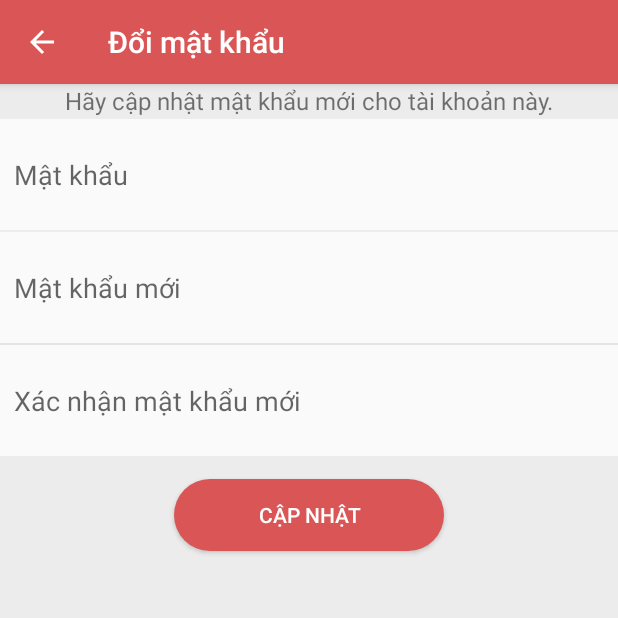
After one commit to VuBaCong/NewCuaHang, an Android app: the DoiMatKhauActivity screen opened directly, with no data from a screen before it, on a phone screen of 412 x 824 dp, the top half of it. The commit adds this screen. Run offline under Robolectric (Android 15) with nearby library versions, the phone set to English and light mode, and no system bars.

Commit message:
password
UpdatePassword

```diff
--- /dev/null
+++ b/app/src/main/java/com/example/cuahangonline/activity/DoiMatKhauActivity.java
@@ -0,0 +1,103 @@
+package com.example.cuahangonline.activity;
+
+import androidx.appcompat.app.AppCompatActivity;
+import androidx.appcompat.widget.Toolbar;
+
+import android.content.Context;
+import android.os.Bundle;
+import android.view.View;
+import android.widget.Button;
+import android.widget.EditText;
+import android.widget.Toast;
+
+import com.example.cuahangonline.R;
+import com.example.cuahangonline.model.KhachHang;
+import com.example.cuahangonline.model.QuangCao;
+import com.example.cuahangonline.utils.data.PrefConfig;
+
+import java.util.ArrayList;
+
+import retrofit2.Call;
+import retrofit2.Callback;
+import retrofit2.Response;
+
+public class DoiMatKhauActivity extends AppCompatActivity {
+    private Toolbar tbDoiMK;
+    private EditText edtPassWord, edtNewPassWord, edtCom;
+    private Button btnDoiMK;
+    private ArrayList<KhachHang> mangkhachhang;
+
+    @Override
+    protected void onCreate(Bundle savedInstanceState) {
+        super.onCreate(savedInstanceState);
+        setContentView(R.layout.activity_doimatkhau);
+        Actiontoolbar();
+        AnhXa();
+    }
+
+
+    private void DoiMatKhau() {
+        mangkhachhang = new ArrayList<>();
+        Call<KhachHang> call = LoginActivity.apiInterface.updatepassword(LoginActivity.prefConfig.readUserName(),
+                edtPassWord.getText().toString(), edtNewPassWord.getText().toString());
+        call.enqueue(new Callback<KhachHang>() {
+            @Override
+            public void onResponse(Call<KhachHang> call, Response<KhachHang> response) {
+                if (response == null) {
+                    return;
+                }
+                String res = response.body().getResponse();
+                if (res.equals("ok")) {
+                    Toast.makeText(getApplicationContext(), "Đổi mật khẩu thành công", Toast.LENGTH_SHORT).show();
+                } else if (res.equals("failed")) {
+                    Toast.makeText(getApplicationContext(), "Sai mật khẩu", Toast.LENGTH_SHORT).show();
+                } else
+                    Toast.makeText(getApplicationContext(), "Có lỗi xảy ra, xin vui lòng thử lại", Toast.LENGTH_SHORT).show();
+            }
+
+            @Override
+            public void onFailure(Call<KhachHang> call, Throwable t) {
+                Toast.makeText(getApplicationContext(), "Có lỗi xảy ra, xin vui lòng thử lại", Toast.LENGTH_SHORT).show();
+            }
+        });
+    }
+
+    private void AnhXa() {
+        edtPassWord = findViewById(R.id.edtPassword);
+        edtNewPassWord = findViewById(R.id.edtNewPassword);
+        edtCom = findViewById(R.id.edtConfirmPassword);
+        btnDoiMK = findViewById(R.id.btnUpdatePassword);
+
+        btnDoiMK.setOnClickListener(new View.OnClickListener() {
+            @Override
+            public void onClick(View v) {
+                if (edtPassWord.getText().toString().equals("") || edtNewPassWord.getText().toString().equals("") || edtCom.getText().toString().equals("")) {
+                    Toast.makeText(getApplicationContext(), "Mời bạn nhập đầy đủ thông tin", Toast.LENGTH_SHORT).show();
+                } else {
+                    if (edtNewPassWord.getText().toString().equals(edtCom.getText().toString())) {
+                        if (edtNewPassWord.getText().toString().length() > 6) {
+                            DoiMatKhau();
+                        } else {
+                            Toast.makeText(getApplicationContext(), "Mât khẩu phải nhiều hơn 6 ký tự", Toast.LENGTH_SHORT).show();
+                        }
+                    } else {
+                        Toast.makeText(getApplicationContext(), "Mật khẩu mới không trùng nhau", Toast.LENGTH_SHORT).show();
+                    }
+                }
+            }
+        });
+    }
+
+    private void Actiontoolbar() {
+        tbDoiMK = findViewById(R.id.tbChangePassword);
+        setSupportActionBar(tbDoiMK);
+        getSupportActionBar().setDisplayHomeAsUpEnabled(true);
+        tbDoiMK.setNavigationIcon(R.drawable.ic_baseline_arrow_back_24);
+        tbDoiMK.setNavigationOnClickListener(new View.OnClickListener() {
+            @Override
+            public void onClick(View v) {
+                finish();
+            }
+        });
+    }
+}
--- a/app/src/main/java/com/example/cuahangonline/activity/LoaiSanPhamActivity.java
+++ b/app/src/main/java/com/example/cuahangonline/activity/LoaiSanPhamActivity.java
@@ -23,7 +23,7 @@ import com.android.volley.toolbox.StringRequest;
 import com.android.volley.toolbox.Volley;
 import com.example.cuahangonline.CallBackSanPhamClick;
 import com.example.cuahangonline.R;
-import com.example.cuahangonline.adapter.LoaiSanPhamAdapter;
+import com.example.cuahangonline.adapter.SanPhamAdapter;
 import com.example.cuahangonline.model.SanPham;
 import com.example.cuahangonline.utils.checkconnection;
 import com.example.cuahangonline.utils.server;
@@ -38,7 +38,7 @@ public class LoaiSanPhamActivity extends AppCompatActivity {
     private Toolbar toolbardt;
     private RecyclerView rcvSanPham;
     private ArrayList<SanPham> mangdt;
-    private LoaiSanPhamAdapter loaiSanPhamAdapter;
+    private SanPhamAdapter loaiSanPhamAdapter;
     private ProgressBar progressBar,progressBarBottom;
 
     private Boolean isLoading=true;
@@ -154,7 +154,7 @@ public class LoaiSanPhamActivity extends AppCompatActivity {
 
     private void setupRecyclerView(){
         rcvSanPham=findViewById(R.id.rcvSanPham);
-        loaiSanPhamAdapter=new LoaiSanPhamAdapter(mangdt, new CallBackSanPhamClick() {
+        loaiSanPhamAdapter=new SanPhamAdapter(mangdt, new CallBackSanPhamClick() {
             @Override
             public void onClickItem(int position) {
                 Intent intent = new Intent(getApplicationContext(), ChiTietSanPham.class);
--- a/app/src/main/java/com/example/cuahangonline/adapter/DanhMucAdapter.java
+++ b/app/src/main/java/com/example/cuahangonline/adapter/DanhMucAdapter.java
@@ -54,13 +54,13 @@ public class DanhMucAdapter extends RecyclerView.Adapter<DanhMucAdapter.ItemHold
         RecyclerView recyclerView = view.findViewById(R.id.recyclerviewSanPham);
         ArrayList<SanPham> arrayList = new ArrayList<>();
         LinearLayoutManager linearLayoutManager = new LinearLayoutManager(context, RecyclerView.HORIZONTAL, false);
-        SanPhamAdapter sanphamadapter = new SanPhamAdapter(context, arrayList);
+        SanPhamChonLocAdapter sanphamadapter = new SanPhamChonLocAdapter(context, arrayList);
         recyclerView.setAdapter(sanphamadapter);
         recyclerView.setLayoutManager(linearLayoutManager);
         getDuLieuSanPham(sanpham.getId(), arrayList, sanphamadapter);
     }
 
-    private void getDuLieuSanPham(final int idDanhMuc, final ArrayList<SanPham> arrayList, final SanPhamAdapter sanphamadapter) {
+    private void getDuLieuSanPham(final int idDanhMuc, final ArrayList<SanPham> arrayList, final SanPhamChonLocAdapter sanphamadapter) {
         RequestQueue requestQueue = Volley.newRequestQueue(context);
         String duongdan = server.Duongdansanphamdanhmuc + "?idmuc=" + idDanhMuc;
         JsonArrayRequest stringRequest = new JsonArrayRequest(Request.Method.GET, duongdan, new Response.Listener<JSONArray>() {
--- a/app/src/main/java/com/example/cuahangonline/model/SanPham.java
+++ b/app/src/main/java/com/example/cuahangonline/model/SanPham.java
@@ -1,4 +1,6 @@
 package com.example.cuahangonline.model;
+
+import com.google.gson.annotations.SerializedName;
 
 import java.io.Serializable;
 
--- /dev/null
+++ b/app/src/main/res/drawable/btn_custom.xml
@@ -0,0 +1,19 @@
+<?xml version="1.0" encoding="utf-8"?>
+<selector xmlns:android="http://schemas.android.com/apk/res/android">
+    <item android:state_pressed="false">
+        <shape>
+            <corners
+                android:radius="25dp"/>
+            <solid
+                android:color="@color/colorToolbar"/>
+        </shape>
+    </item>
+    <item android:state_pressed="true">
+        <shape>
+            <corners
+                android:radius="25dp"/>
+            <solid android:color="#FB9D9D"/>
+
+        </shape>
+    </item>
+</selector>
--- /dev/null
+++ b/app/src/main/res/layout/activity_doimatkhau.xml
@@ -0,0 +1,87 @@
+<?xml version="1.0" encoding="utf-8"?>
+<LinearLayout
+    xmlns:android="http://schemas.android.com/apk/res/android"
+    xmlns:app="http://schemas.android.com/apk/res-auto"
+    xmlns:tools="http://schemas.android.com/tools"
+    android:layout_width="match_parent"
+    android:orientation="vertical"
+    android:weightSum="10"
+    android:layout_height="match_parent">
+
+    <androidx.appcompat.widget.Toolbar
+        android:id="@+id/tbChangePassword"
+        android:layout_width="match_parent"
+        android:layout_height="?attr/actionBarSize"
+        android:background="@color/colorToolbar"
+        android:elevation="4dp"
+        app:title="@string/change_password"
+        app:titleTextColor="@android:color/white" />
+
+    <TextView
+        android:gravity="center"
+        android:layout_width="match_parent"
+        android:background="#EDECEC"
+        android:textSize="16sp"
+        android:layout_height="wrap_content"
+        android:text="@string/please_update_password"/>
+    <View
+        android:layout_width="match_parent"
+        android:background="#EDECEC"
+        android:layout_height="1dp"/>
+    <EditText
+        android:id="@+id/edtPassword"
+        android:layout_width="match_parent"
+        android:layout_height="0dp"
+        android:layout_weight="1"
+        android:hint="@string/edt_password"
+        android:background="@android:color/transparent"
+        android:padding="9dp"
+        />
+    <View
+        android:layout_width="match_parent"
+        android:background="#EDECEC"
+        android:layout_height="1dp"/>
+    <EditText
+        android:id="@+id/edtNewPassword"
+        android:layout_width="match_parent"
+        android:layout_height="0dp"
+        android:layout_weight="1"
+        android:inputType="textPassword"
+        android:hint="@string/new_password"
+        android:background="@android:color/transparent"
+        android:padding="9dp"
+        />
+    <View
+        android:layout_width="match_parent"
+        android:background="#E4E4E4"
+        android:layout_height="1dp"/>
+    <EditText
+        android:id="@+id/edtConfirmPassword"
+        android:layout_width="match_parent"
+        android:inputType="textPassword"
+        android:layout_height="0dp"
+        android:layout_weight="1"
+        android:hint="@string/confirm_password"
+        android:background="@android:color/transparent"
+        android:padding="9dp"
+        />
+
+    <LinearLayout
+        android:layout_width="match_parent"
+        android:layout_height="0dp"
+        android:layout_weight="7"
+        android:background="#EDECEC"
+        android:orientation="vertical"
+        android:gravity="center|top">
+        <Button
+            android:id="@+id/btnUpdatePassword"
+            android:layout_margin="15dp"
+            android:layout_width="180dp"
+            android:layout_height="wrap_content"
+            android:textColor="@android:color/white"
+            android:background="@drawable/btn_custom"
+            android:text="Cập nhật"/>
+    </LinearLayout>
+
+
+</LinearLayout>
--- a/app/src/main/res/values/strings.xml
+++ b/app/src/main/res/values/strings.xml
@@ -21,4 +21,9 @@
     <string name="upload_image_success">Cập nhật ảnh thành công.</string>
     <string name="title_change_avatar">Thay đổi ảnh đại diện.</string>
     <string name="content_change_avatar">Bạn có muốn thay đổi ảnh đại diện không?</string>
+    <string name="please_update_password">Hãy cập nhật mật khẩu mới cho tài khoản này.</string>
+    <string name="change_password">Đổi mật khẩu</string>
+    <string name="edt_password">Mật khẩu</string>
+    <string name="new_password">Mật khẩu mới</string>
+    <string name="confirm_password">Xác nhận mật khẩu mới</string>
 </resources>
```
Also changed, not shown: app/src/main/AndroidManifest.xml (+5 -5 lines), app/src/main/java/com/example/cuahangonline/activity/MainActivity.java (+35 -14 lines), app/src/main/java/com/example/cuahangonline/adapter/LoaiSanPhamAdapter.java (deleted, +0 -82 lines), app/src/main/java/com/example/cuahangonline/adapter/SanPhamAdapter.java (+40 -45 lines), app/src/main/java/com/example/cuahangonline/adapter/SanPhamChonLocAdapter.java (added, +83 -0 lines), app/src/main/java/com/example/cuahangonline/model/QuangCao.java (added, +39 -0 lines), app/src/main/java/com/example/cuahangonline/utils/service/ApiInterface.java (+12 -0 lines).
